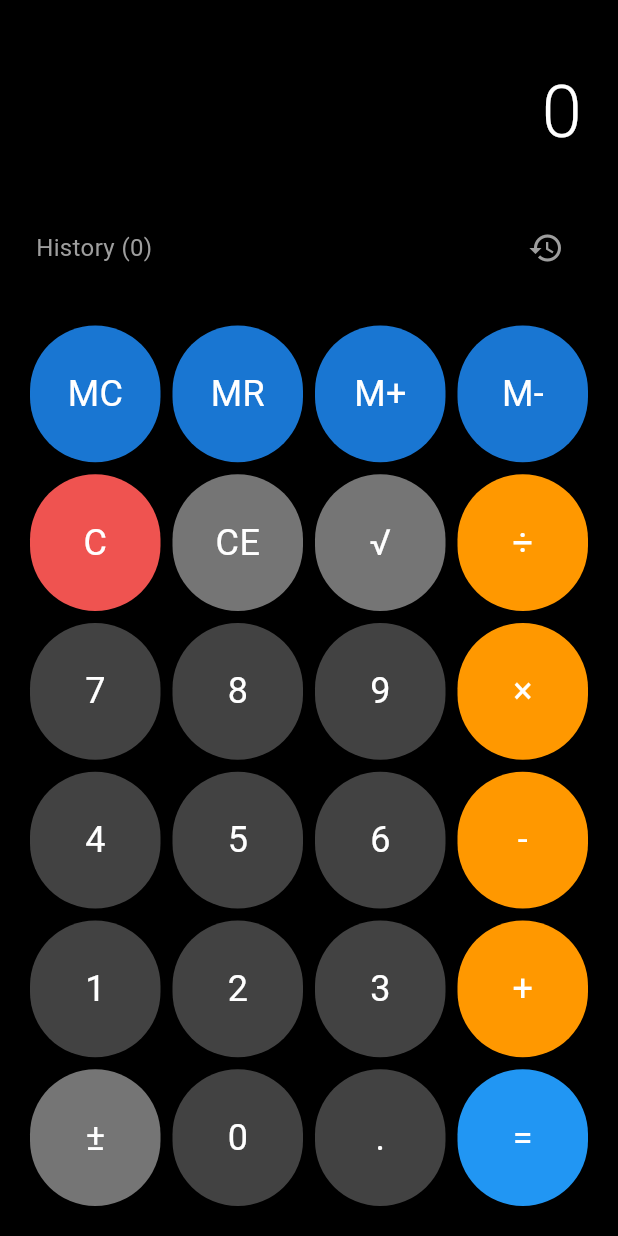
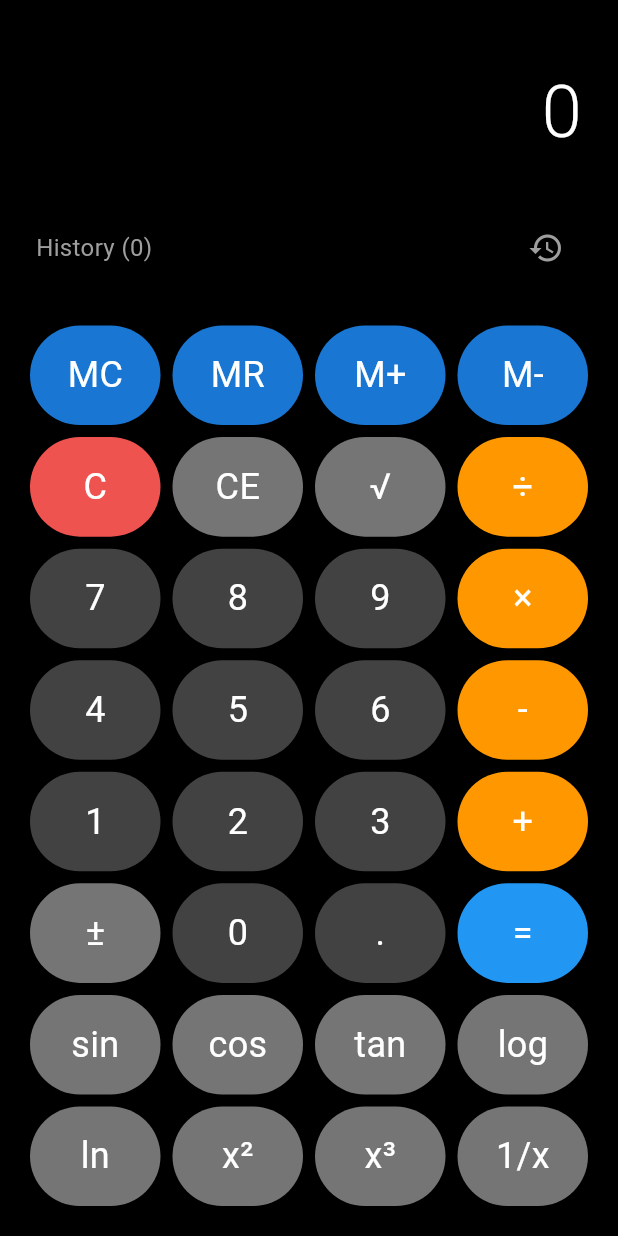
Before and after one commit to OluwasegunO-CTRL/CompileCamp-Bootcamp-2025, a Flutter app: the screen it shows after launch, on a phone screen of 412 x 824 dp. Run offline on Flutter 3.47's test engine with Material 3 defaults, Android fonts, the light colour scheme and no system bars.

Commit message:
add scientific function

```diff
--- a/week2_app/lib/calc_app.dart
+++ b/week2_app/lib/calc_app.dart
@@ -2,6 +2,7 @@
 import 'package:flutter/services.dart';
 import 'package:week2_app/logic/calc_logic.dart';
 import 'package:week2_app/model/calc_model.dart';
+import 'package:week2_app/logic/scientific_calc.dart';
 import 'package:week2_app/widgets/build_display.dart';
 
 class CalcApp extends StatefulWidget {
@@ -51,6 +52,18 @@
       CalculatorButton(text: "0", value: "0", type: ButtonType.number),
       CalculatorButton(text: ".", value: ".", type: ButtonType.number),
       CalculatorButton(text: "=", value: "=", type: ButtonType.operation, color: Colors.blue),
+    ],
+    [
+      CalculatorButton(text: "sin", value: "sin", type: ButtonType.function),
+      CalculatorButton(text: "cos", value: "cos", type: ButtonType.function),
+      CalculatorButton(text: "tan", value: "tan", type: ButtonType.function),
+      CalculatorButton(text: "log", value: "log", type: ButtonType.function),
+    ],
+    [
+      CalculatorButton(text: "ln", value: "ln", type: ButtonType.function),
+      CalculatorButton(text: "x²", value: "x²", type: ButtonType.function),
+      CalculatorButton(text: "x³", value: "x³", type: ButtonType.function),
+      CalculatorButton(text: "1/x", value: "1/x", type: ButtonType.function),
     ],
   ];
 
@@ -263,6 +276,11 @@
 
     setState(() {
       _state = CalculatorLogic.processInput(_state, value);
+      if (value == "sin" || value == "cos" || value == "tan" ||
+          value == "log" || value == "ln" || value == "x²" ||
+          value == "x³" || value == "1/x") {
+        _state = ScientificCalculator.handleScientificFunction(_state, value);
+      }
     });
   }
 
--- a/week2_app/lib/logic/calc_logic.dart
+++ b/week2_app/lib/logic/calc_logic.dart
@@ -229,6 +229,7 @@
     }
   }
 
+
   static String formatDisplay(double value) {
     if (value == value.toInt()) {
       return value.toInt().toString();
--- /dev/null
+++ b/week2_app/lib/logic/scientific_calc.dart
@@ -0,0 +1,50 @@
+// Scientific calculator functions
+import 'dart:math' as math;
+import 'calc_logic.dart';
+import '../model/calc_model.dart';
+
+class ScientificCalculator extends CalculatorLogic {
+  static CalculatorState handleScientificFunction(CalculatorState state, String function) {
+    final current = state.currentValue ?? 0;
+    double? result;
+
+    switch (function) {
+      case "sin":
+        result = math.sin(current * math.pi / 180); // Convert to radians
+        break;
+      case "cos":
+        result = math.cos(current * math.pi / 180);
+        break;
+      case "tan":
+        result = math.tan(current * math.pi / 180);
+        break;
+      case "log":
+        if (current <= 0) return state.copyWith(display: "Error");
+        result = math.log(current) / math.ln10;
+        break;
+      case "ln":
+        if (current <= 0) return state.copyWith(display: "Error");
+        result = math.log(current);
+        break;
+      case "x²":
+        result = current * current;
+        break;
+      case "x³":
+        result = current * current * current;
+        break;
+      case "1/x":
+        if (current == 0) return state.copyWith(display: "Error");
+        result = 1 / current;
+        break;
+    }
+
+    if (result == null) return state;
+
+    return state.copyWith(
+      display: CalculatorLogic.formatDisplay(result),
+      currentValue: result,
+      shouldResetDisplay: true,
+      previousValue: current,
+    );
+  }
+}
```
